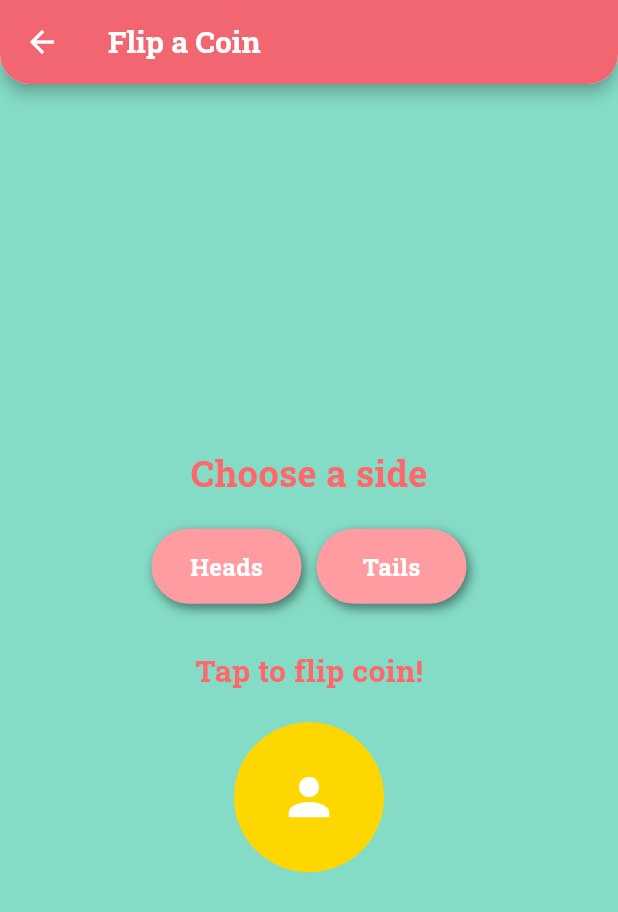
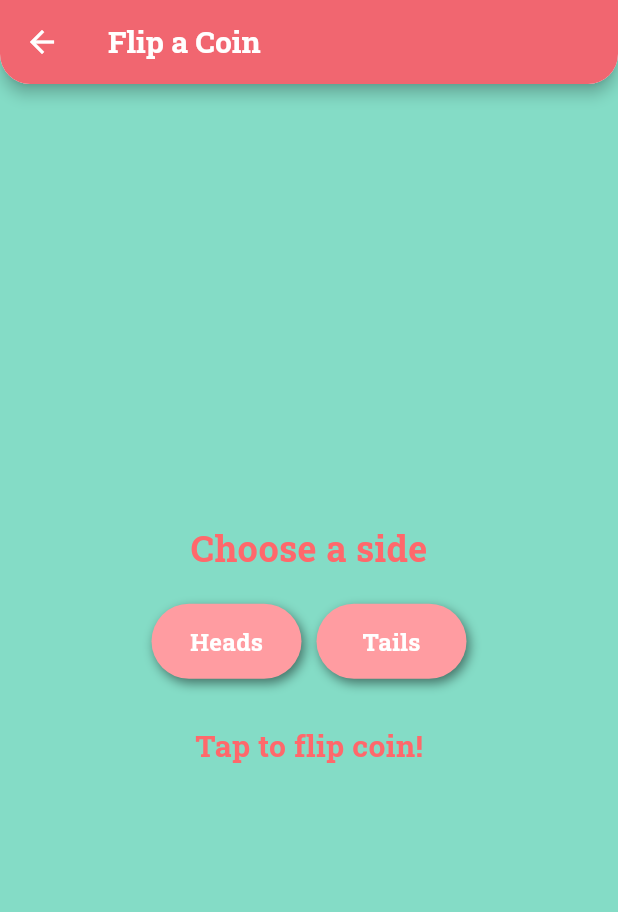
Before and after one commit to abdiel-vega/quicc, a Flutter app: the FlipACoinPage screen opened by its route, on a phone screen of 412 x 824 dp. Shown: the top 912 px of the screen. Run offline on Flutter 3.47's test engine with Material 3 defaults, Android fonts, the light colour scheme and no system bars; our stand-ins replace crystal_navigation_bar, google_fonts, shared_preferences; accounts and stored records are empty.

Commit message:
preparing to add lottie animation for flip coin

```diff
--- a/lib/pages/flip_a_coin.dart
+++ b/lib/pages/flip_a_coin.dart
@@ -1,6 +1,6 @@
-import 'dart:math';
 import 'package:flutter/material.dart';
 
+/// A stateful widget that represents a page for flipping a coin.
 class FlipACoinPage extends StatefulWidget {
   const FlipACoinPage({super.key});
 
@@ -8,75 +8,10 @@ class FlipACoinPage extends StatefulWidget {
   State<FlipACoinPage> createState() => _FlipACoinPageState();
 }
 
-class _FlipACoinPageState extends State<FlipACoinPage>
-    with SingleTickerProviderStateMixin {
-  String? _selectedSide; // User's choice (Heads or Tails)
-  String _result = ""; // Result of the coin flip
-  bool _isFlipping = false; // Flag to disable buttons while flipping
-  late AnimationController _controller;
-  late Animation<double> _animation;
-
-  @override
-  void initState() {
-    super.initState();
-    _controller = AnimationController(
-      duration: const Duration(seconds: 1), // Duration of the flip animation
-      vsync: this,
-    )..addStatusListener((status) {
-        if (status == AnimationStatus.completed) {
-          _controller.reset();
-          _determineResult();
-        }
-      });
-
-    _animation = Tween<double>(begin: 0, end: 2 * pi).animate(
-      CurvedAnimation(parent: _controller, curve: Curves.easeInOut),
-    );
-  }
-
-  @override
-  void dispose() {
-    _controller.dispose();
-    super.dispose();
-  }
-
-  void _flipCoin() {
-    if (_selectedSide == null) {
-      ScaffoldMessenger.of(context).showSnackBar(
-        const SnackBar(content: Text("Please select Heads or Tails!")),
-      );
-      return;
-    }
-
-    setState(() {
-      _isFlipping = true; // Disable buttons during animation
-    });
-    _controller.forward();
-  }
-
-  void _determineResult() {
-    final isHeads = Random().nextBool(); // Randomly determine heads or tails
-    final flipResult = isHeads ? "Heads" : "Tails";
-
-    setState(() {
-      _result = flipResult;
-      _isFlipping = false; // Re-enable buttons after animation
-    });
-
-    // Show result in a SnackBar
-    ScaffoldMessenger.of(context).showSnackBar(
-      SnackBar(
-        content: Text(
-          _selectedSide == _result
-              ? "You Won! It was $_result."
-              : "You Lost! It was $_result.",
-        ),
-      ),
-    );
-  }
-
+class _FlipACoinPageState extends State<FlipACoinPage> {
   @override
   Widget build(BuildContext context) {
+    // Placeholder for the widget's UI
     return Scaffold(
       backgroundColor: const Color(0xFF84DCC6),
       appBar: PreferredSize(
@@ -123,9 +58,55 @@ class _FlipACoinPageState extends State<FlipACoinPage>
             Row(
               mainAxisAlignment: MainAxisAlignment.center,
               children: [
-                _buildChoiceButton("Heads"),
+                Container(
+                  width: 100,
+                  height: 50,
+                  decoration: BoxDecoration(
+                    color: const Color(0xFFFF9CA1),
+                    borderRadius: BorderRadius.circular(25),
+                    boxShadow: [
+                      BoxShadow(
+                        color: const Color.fromARGB(123, 0, 0, 0),
+                        blurRadius: 6,
+                        offset: const Offset(2, 3),
+                      ),
+                    ],
+                  ),
+                  alignment: Alignment.center,
+                  child: const Text(
+                    "Heads",
+                    style: TextStyle(
+                      color: Colors.white,
+                      fontSize: 16,
+                      fontWeight: FontWeight.bold,
+                    ),
+                  ),
+                ),
                 const SizedBox(width: 10),
-                _buildChoiceButton("Tails"),
+                Container(
+                  width: 100,
+                  height: 50,
+                  decoration: BoxDecoration(
+                    color: const Color(0xFFFF9CA1),
+                    borderRadius: BorderRadius.circular(25),
+                    boxShadow: [
+                      BoxShadow(
+                        color: const Color.fromARGB(123, 0, 0, 0),
+                        blurRadius: 6,
+                        offset: const Offset(2, 3),
+                      ),
+                    ],
+                  ),
+                  alignment: Alignment.center,
+                  child: const Text(
+                    "Tails",
+                    style: TextStyle(
+                      color: Colors.white,
+                      fontSize: 16,
+                      fontWeight: FontWeight.bold,
+                    ),
+                  ),
+                ),
               ],
             ),
             const SizedBox(height: 30),
@@ -138,68 +119,9 @@ class _FlipACoinPageState extends State<FlipACoinPage>
               ),
             ),
             const SizedBox(height: 20),
-            GestureDetector(
-              onTap: _isFlipping ? null : _flipCoin,
-              child: RotationTransition(
-                turns: _animation,
-                child: Container(
-                  width: 100,
-                  height: 100,
-                  decoration: const BoxDecoration(
-                    shape: BoxShape.circle,
-                    color: Color(0xFFFFD700), // Coin color
-                  ),
-                  child: const Center(
-                    child: Icon(
-                      Icons.person, // Replace with coin face if available
-                      size: 40,
-                      color: Colors.white,
-                    ),
-                  ),
-                ),
-              ),
-            ),
           ],
         ),
       ),
     );
   }
-
-  Widget _buildChoiceButton(String side) {
-    return GestureDetector(
-      onTap: _isFlipping
-          ? null
-          : () {
-              setState(() {
-                _selectedSide = side;
-              });
-            },
-      child: Container(
-        width: 100,
-        height: 50,
-        decoration: BoxDecoration(
-          color: _selectedSide == side
-              ? const Color(0xFFFF686B)
-              : const Color(0xFFFF9CA1),
-          borderRadius: BorderRadius.circular(25),
-          boxShadow: [
-            BoxShadow(
-              color: const Color.fromARGB(123, 0, 0, 0),
-              blurRadius: 6,
-              offset: const Offset(2, 3),
-            ),
-          ],
-        ),
-        alignment: Alignment.center,
-        child: Text(
-          side,
-          style: const TextStyle(
-            color: Colors.white,
-            fontSize: 16,
-            fontWeight: FontWeight.bold,
-          ),
-        ),
-      ),
-    );
-  }
 }
--- a/pubspec.yaml
+++ b/pubspec.yaml
@@ -37,6 +37,7 @@ dependencies:
   google_fonts: ^6.2.1
   crystal_navigation_bar: ^1.0.2
   shared_preferences: ^2.3.5
+  lottie: ^3.3.1
 
 dev_dependencies:
   flutter_test:
@@ -61,7 +62,8 @@ flutter:
   uses-material-design: true
 
   # To add assets to your application, add an assets section, like this:
-  # assets:
+  assets:
+    - lib/assets/flip-coin-animation.json
   #   - images/a_dot_burr.jpeg
   #   - images/a_dot_ham.jpeg
 
```
Also changed, not shown: lib/assets/flip-coin-animation.json (added, +1 -0 lines), pubspec.lock.
